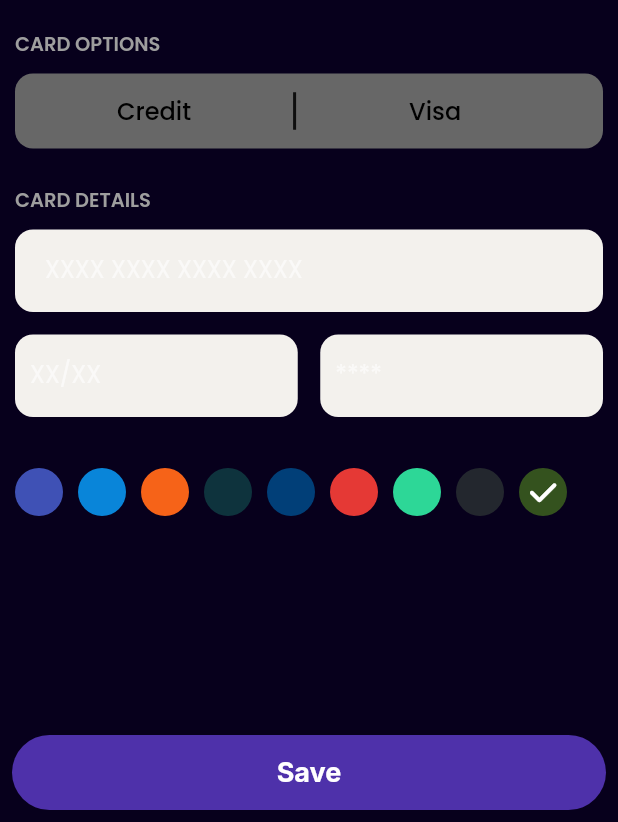
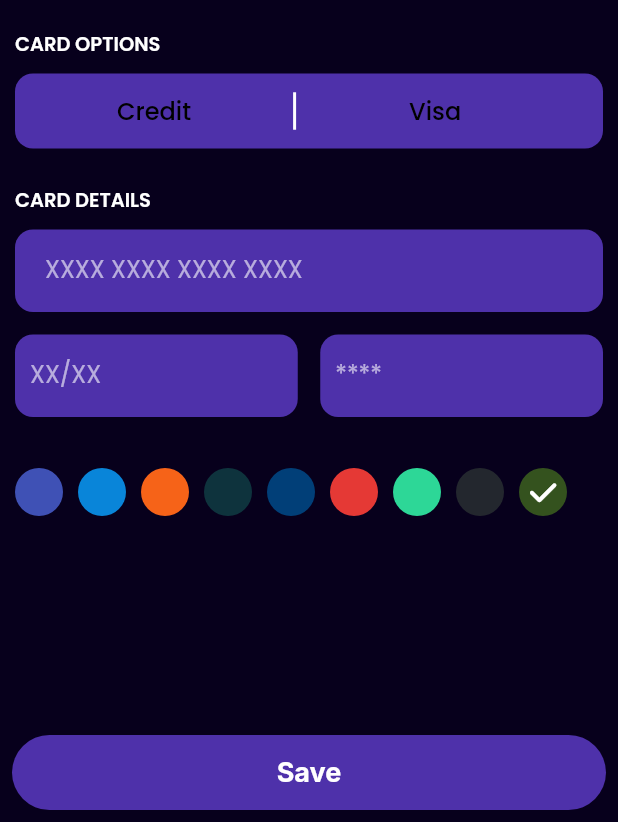
Before and after one commit to ARAVIND-14-2002/pass_guard, a Flutter app: the AddCardScreen screen opened directly, on a phone screen of 412 x 824 dp, the part 414-1236 px from its top. Run offline on Flutter 3.47's test engine with Material 2 defaults, Android fonts, the phone set to English and light mode, and no system bars; our stand-ins replace bloc, camera, card_swiper, equatable, file_picker, flutter_bloc and 12 more; missing offline and left inert: dart:ffi, encrypt; accounts and stored records are empty; project files that could hold a hidden picture were left out.

Commit message:
screenshot and updates to readme 23-06

```diff
--- a/lib/presentation/screens/auth/biometrics.dart
+++ b/lib/presentation/screens/auth/biometrics.dart
@@ -134,8 +134,8 @@ extension ItemMenuExtension on Widget {
           begin: Alignment.topLeft,
           end: Alignment.bottomRight,
           colors: [
-            Colors.red,
-            Colors.purple,
+            Color(0xFF4E31AA),
+            Color(0x4C4E31AA),
           ],
         ),
       ),
--- a/lib/presentation/screens/card/add_card_screen.dart
+++ b/lib/presentation/screens/card/add_card_screen.dart
@@ -97,7 +97,7 @@ class _AddCardScreenState extends State<AddCardScreen> {
                     text: 'CARD OPTIONS',
                     isTitle: true,
                     fontSize: 13,
-                    color: Colors.grey,
+                    color: Colors.white,
                     fontWeight: FontWeight.w600,
                   ),
                   const SizedBox(height: 10.0),
@@ -109,7 +109,7 @@ class _AddCardScreenState extends State<AddCardScreen> {
                     text: 'CARD DETAILS',
                     isTitle: true,
                     fontSize: 13,
-                    color: Colors.grey,
+                    color: Colors.white,
                     fontWeight: FontWeight.w600,
                   ),
                   const SizedBox(height: 10.0),
@@ -130,11 +130,11 @@ class _AddCardScreenState extends State<AddCardScreen> {
                         width: double.infinity,
                         decoration: BoxDecoration(
                           borderRadius: BorderRadius.circular(12.0),
-                          color: const Color(0xffF3F1ED)
+                          color: ColorsFrave.primary,
                         ),
                         child: TextFormField(
                           controller: _cardNumber,
-                          style: GoogleFonts.poppins(fontSize: 16, color: Colors.black),
+                          style: GoogleFonts.poppins(fontSize: 16, color: Colors.white),
                           cursorColor: ColorsFrave.primary,
                           keyboardType: TextInputType.number,
                           inputFormatters: [
@@ -176,11 +176,11 @@ class _AddCardScreenState extends State<AddCardScreen> {
                           width: double.infinity,
                           decoration: BoxDecoration(
                             borderRadius: BorderRadius.circular(12.0),
-                            color: const Color(0xffF3F1ED)
+                            color: ColorsFrave.primary,
                           ),
                           child: TextFormField(
                             controller: _cardDate,
-                            style: GoogleFonts.poppins(fontSize: 16, color: Colors.black),
+                            style: GoogleFonts.poppins(fontSize: 16, color: Colors.white),
                             cursorColor: ColorsFrave.primary,
                             keyboardType: TextInputType.number,
                             textInputAction: TextInputAction.next,
@@ -209,11 +209,11 @@ class _AddCardScreenState extends State<AddCardScreen> {
                           width: double.infinity,
                           decoration: BoxDecoration(
                             borderRadius: BorderRadius.circular(12.0),
-                            color: const Color(0xffF3F1ED)
+                            color: ColorsFrave.primary,
                           ),
                           child: TextFormField(
                             controller: _cardCvv,
-                            style: GoogleFonts.poppins(fontSize: 16, color: Colors.black),
+                            style: GoogleFonts.poppins(fontSize: 16, color: Colors.white),
                             cursorColor: ColorsFrave.primary,
                             keyboardType: TextInputType.number,
                             inputFormatters: [
--- a/lib/presentation/screens/card/components/card_options.dart
+++ b/lib/presentation/screens/card/components/card_options.dart
@@ -4,6 +4,7 @@ import 'package:pass_guard/domain/blocs/blocs.dart';
 import 'package:pass_guard/presentation/components/components.dart';
 import 'package:pass_guard/presentation/screens/card/components/modal_type_card.dart';
 import 'package:pass_guard/presentation/screens/card/components/modal_type_card_option.dart';
+import 'package:pass_guard/presentation/themes/themes.dart';
 
 class CardOptions extends StatelessWidget {
 
@@ -17,7 +18,7 @@ class CardOptions extends StatelessWidget {
       width: double.infinity,
       decoration: BoxDecoration(
         borderRadius: BorderRadius.circular(12.0),
-        color: const Color(0xff676767)
+        color: ColorsFrave.primary,
       ),
       child: Row(
         children: [
@@ -42,7 +43,7 @@ class CardOptions extends StatelessWidget {
           Container(
             height: 25,
             width: 2,
-            color: Colors.black87,
+            color: Colors.white,
           ),
           GestureDetector(
             onTap: () {
--- a/lib/presentation/screens/card/components/modal_type_card_option.dart
+++ b/lib/presentation/screens/card/components/modal_type_card_option.dart
@@ -16,7 +16,7 @@ void modalTypeCardOption(BuildContext context) {
     backgroundColor: Colors.transparent,
     shape: RoundedRectangleBorder(borderRadius: BorderRadius.circular(25.0)),
     builder: (context) => Container(
-      height: 550,
+      height: 900,
       margin: const EdgeInsets.only(left: 10.0, right: 10.0),
       color: Colors.transparent,
       child: Column(
--- a/lib/presentation/screens/card/home_card_screen.dart
+++ b/lib/presentation/screens/card/home_card_screen.dart
@@ -41,6 +41,7 @@ class _HomeCardScreenState extends State<HomeCardScreen> {
       appBar: AppBar(
         title: const TextCustom(
           text: 'My Cards',
+          color: Colors.white,
           isTitle: true,
           fontWeight: FontWeight.w600,
           fontSize: 19,
@@ -72,8 +73,8 @@ class _HomeCardScreenState extends State<HomeCardScreen> {
               decoration: const BoxDecoration(
                 gradient: RadialGradient(
                   colors: [
-                    ColorsFrave.primary,
-                    Colors.white,
+                    Color(0xFF4E31AA),
+                    Color(0x4C4E31AA),
                   ]
                 )
               ),
--- a/lib/presentation/screens/security/change_pin_screen.dart
+++ b/lib/presentation/screens/security/change_pin_screen.dart
@@ -61,7 +61,7 @@ class _ChangePinScreenState extends State<ChangePinScreen> {
           ),
           const Center(
           child: TextCustom(
-          text: 'Enter Master Password',
+          text: 'Enter New Master Password',
           fontSize: 24,
           isTitle: true,
           color: Color(4294309367),
@@ -168,7 +168,7 @@ class _ChangePinScreenState extends State<ChangePinScreen> {
                             ),
                             const SizedBox(height: 10,),
                             Row(
-                              mainAxisAlignment: MainAxisAlignment.spaceAround,
+                              mainAxisAlignment: MainAxisAlignment.spaceEvenly,
                               children: [
                                 const SizedBox(width: 60.0,),
                                 NumberOption(
```
Also changed, not shown: lib/presentation/screens/auth/login_screen.dart (+10 -9 lines), lib/presentation/screens/card/components/modal_type_card.dart (+4 -3 lines), lib/presentation/screens/home/home_screen.dart (+8 -6 lines), lib/presentation/screens/initial/initial_screen.dart (+10 -9 lines), lib/presentation/screens/security/home_security_screen.dart (+6 -5 lines).
